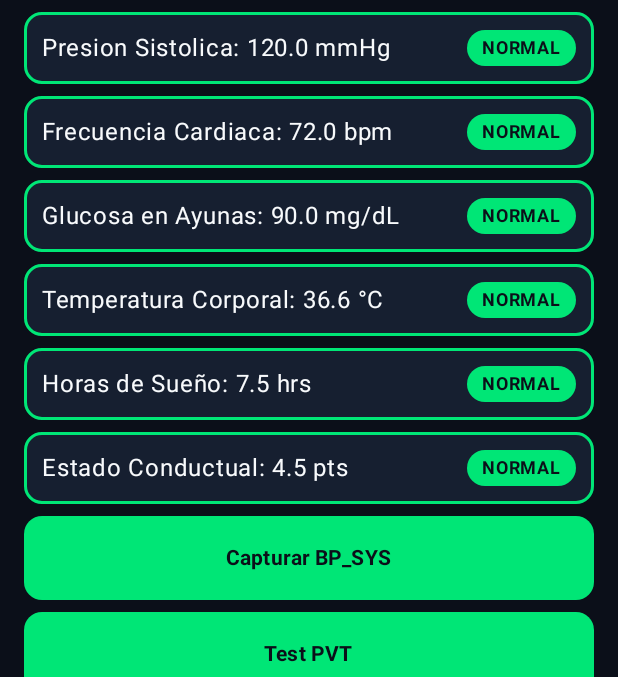
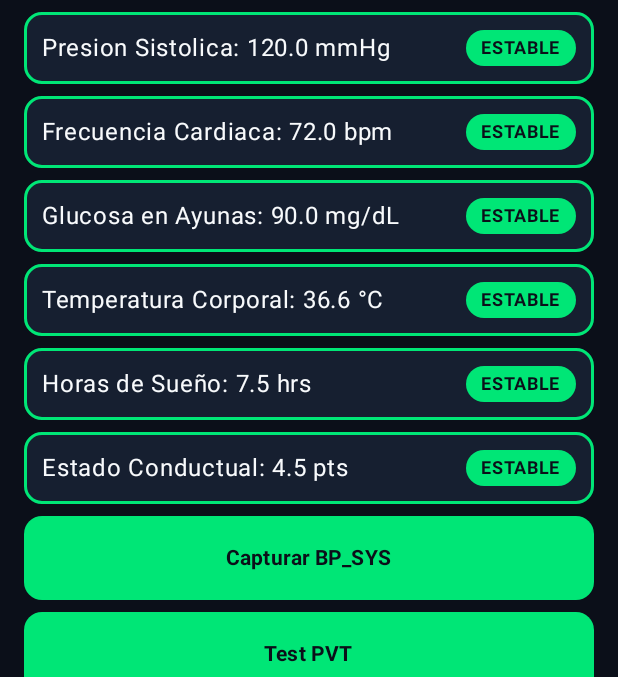
Before and after one commit to TitaniumCJ/SoftieCare, an Android app built with Jetpack Compose: the screen it shows after launch (MainActivity), on a phone screen of 412 x 824 dp, the part 66-743 px from its top. Run offline under Robolectric (Android 15) with nearby library versions, the phone set to English and light mode, and no system bars.

Commit message:
Etiquetas ESTABLE / NO OPTIMO / CRITICO y regla de MOOD (Blueprint v1.6.1)

```diff
--- a/app/src/main/java/com/softiecare/app/ui/components/SharedComponents.kt
+++ b/app/src/main/java/com/softiecare/app/ui/components/SharedComponents.kt
@@ -19,6 +19,7 @@ import androidx.compose.ui.text.font.FontWeight
 import androidx.compose.ui.unit.dp
 import com.softiecare.app.core.model.SpaceHazard
 import com.softiecare.app.core.model.StatusLevel
+import com.softiecare.app.core.model.VitalIndicator
 import com.softiecare.app.ui.theme.SpaceBackground
 import com.softiecare.app.ui.theme.StatusCritical
 import com.softiecare.app.ui.theme.StatusNormal
@@ -31,6 +32,17 @@ fun statusColor(level: StatusLevel): Color = when (level) {
     StatusLevel.WARNING -> StatusWarning
     StatusLevel.CRITICAL -> StatusCritical
 }
+
+fun statusLabel(level: StatusLevel): String = when (level) {
+    StatusLevel.NORMAL -> "ESTABLE"
+    StatusLevel.WARNING -> "NO OPTIMO"
+    StatusLevel.CRITICAL -> "CRITICO"
+}
+
+// Nivel que se muestra en pantalla (Blueprint 1.1): MOOD nunca se presenta como critico
+fun displayLevel(indicator: VitalIndicator): StatusLevel =
+    if (indicator.id == "MOOD" && indicator.level == StatusLevel.CRITICAL) StatusLevel.WARNING
+    else indicator.level
 
 @Composable
 fun SpaceCard(
@@ -63,7 +75,7 @@ fun StatusBadge(level: StatusLevel) {
         shape = RoundedCornerShape(50)
     ) {
         Text(
-            text = level.name,
+            text = statusLabel(level),
             color = SpaceBackground,
             fontWeight = FontWeight.Bold,
             style = MaterialTheme.typography.labelMedium,
```
Also changed, not shown: 2 other files.
